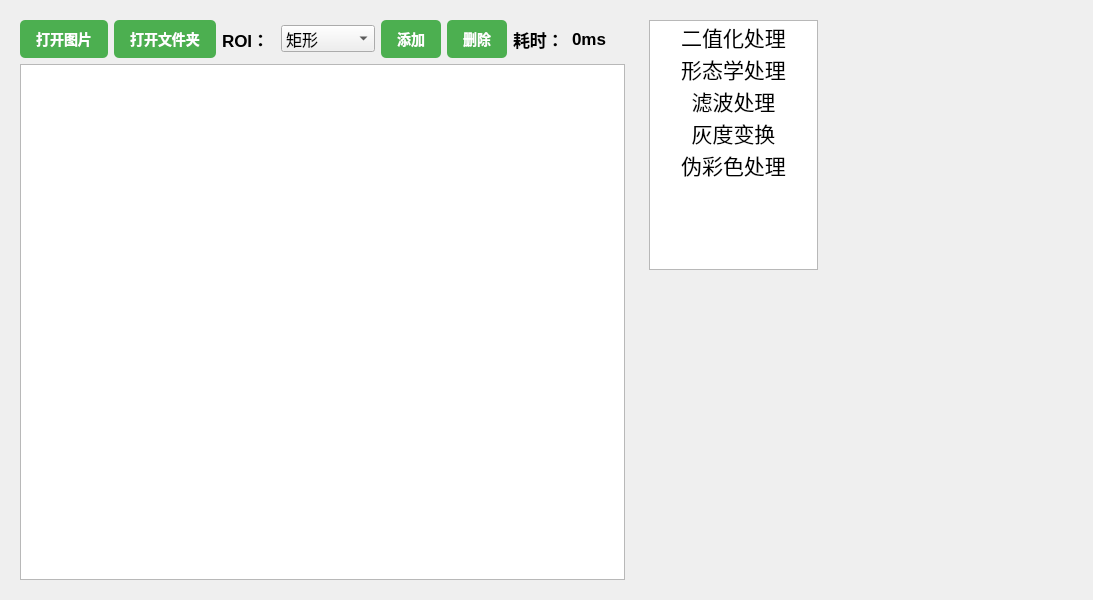
This is widget.ui in sdasffe/opencv as Qt 5 draws it before an edit. The edited form follows.
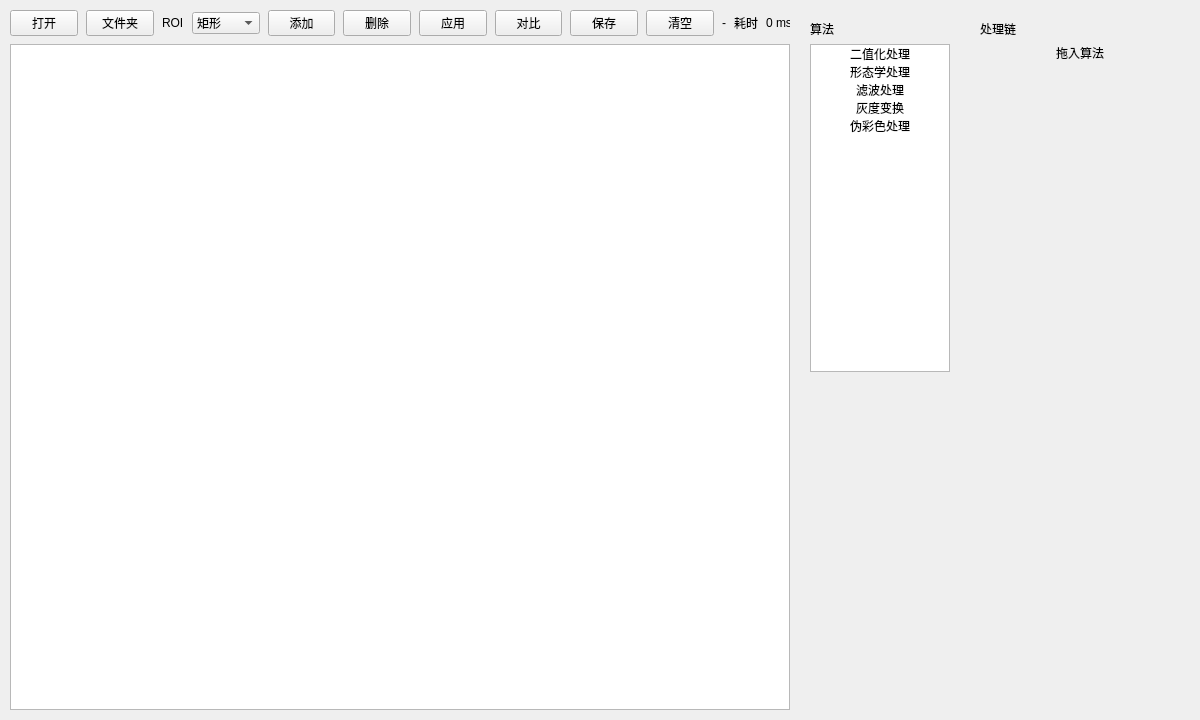
This is the edited form. Custom widgets are drawn as their Qt base class.

What changed in the file:
```diff
--- a/widget.ui
+++ b/widget.ui
@@ -6,54 +6,69 @@
    <rect>
     <x>0</x>
     <y>0</y>
-    <width>1093</width>
-    <height>600</height>
+    <width>1200</width>
+    <height>720</height>
    </rect>
   </property>
-  <property name="font">
-   <font>
-    <pointsize>12</pointsize>
-   </font>
+  <property name="minimumSize">
+   <size>
+    <width>960</width>
+    <height>560</height>
+   </size>
   </property>
   <property name="windowTitle">
    <string>Widget</string>
   </property>
-  <layout class="QHBoxLayout" name="horizontalLayout" stretch="10,3,4">
+  <layout class="QHBoxLayout" name="horizontalLayout" stretch="12,3,4">
+   <property name="spacing">
+    <number>10</number>
+   </property>
+   <property name="leftMargin">
+    <number>10</number>
+   </property>
+   <property name="topMargin">
+    <number>10</number>
+   </property>
+   <property name="rightMargin">
+    <number>10</number>
+   </property>
+   <property name="bottomMargin">
+    <number>10</number>
+   </property>
    <item>
     <widget class="QWidget" name="widget" native="true">
-     <property name="styleSheet">
-      <string notr="true">background: qlineargradient(x1:0, y1:0, x2:0, y2:1,
-    stop:0 #ffffff,
-    stop:1 #f0f0f0);</string>
-     </property>
      <layout class="QVBoxLayout" name="verticalLayout">
+      <property name="spacing">
+       <number>8</number>
+      </property>
+      <property name="leftMargin">
+       <number>0</number>
+      </property>
+      <property name="topMargin">
+       <number>0</number>
+      </property>
+      <property name="rightMargin">
+       <number>0</number>
+      </property>
+      <property name="bottomMargin">
+       <number>0</number>
+      </property>
       <item>
        <layout class="QHBoxLayout" name="horizontalLayout_2">
+        <property name="spacing">
+         <number>8</number>
+        </property>
         <item>
          <widget class="QPushButton" name="pushButton">
           <property name="whatsThis">
            <string>&lt;html&gt;&lt;head/&gt;&lt;body&gt;&lt;p&gt;&lt;br/&gt;&lt;/p&gt;&lt;/body&gt;&lt;/html&gt;</string>
           </property>
-          <property name="styleSheet">
-           <string notr="true">/* 改按钮的字体 */
-QPushButton {
-    font-family: &quot;微软雅黑&quot;;
-    font-size: 14px;
-    font-weight: bold;
-    color: #ffffff;
-    background-color: #4CAF50;
-    border-radius: 5px;
-    padding: 8px 16px;
-}
-
-/* 鼠标悬停效果 */
-QPushButton:hover {
-    background-color: #45a049;
-}</string>
-          </property>
-          <property name="text">
+          <property name="toolTip">
            <string>打开图片</string>
           </property>
+          <property name="text">
+           <string>打开</string>
+          </property>
          </widget>
         </item>
         <item>
@@ -61,38 +76,18 @@
           <property name="whatsThis">
            <string>&lt;html&gt;&lt;head/&gt;&lt;body&gt;&lt;p&gt;&lt;br/&gt;&lt;/p&gt;&lt;/body&gt;&lt;/html&gt;</string>
           </property>
-          <property name="styleSheet">
-           <string notr="true">/* 改按钮的字体 */
-QPushButton {
-    font-family: &quot;微软雅黑&quot;;
-    font-size: 14px;
-    font-weight: bold;
-    color: #ffffff;
-    background-color: #4CAF50;
-    border-radius: 5px;
-    padding: 8px 16px;
-}
-
-/* 鼠标悬停效果 */
-QPushButton:hover {
-    background-color: #45a049;
-}</string>
-          </property>
-          <property name="text">
+          <property name="toolTip">
            <string>打开文件夹</string>
           </property>
+          <property name="text">
+           <string>文件夹</string>
+          </property>
          </widget>
         </item>
         <item>
          <widget class="QLabel" name="label">
-          <property name="font">
-           <font>
-            <pointsize>13</pointsize>
-            <bold>true</bold>
-           </font>
-          </property>
           <property name="text">
-           <string>ROI：</string>
+           <string>ROI</string>
           </property>
          </widget>
         </item>
@@ -117,22 +112,8 @@
         </item>
         <item>
          <widget class="QPushButton" name="pushButton_3">
-          <property name="styleSheet">
-           <string notr="true">/* 改按钮的字体 */
-QPushButton {
-    font-family: &quot;微软雅黑&quot;;
-    font-size: 14px;
-    font-weight: bold;
-    color: #ffffff;
-    background-color: #4CAF50;
-    border-radius: 5px;
-    padding: 8px 16px;
-}
-
-/* 鼠标悬停效果 */
-QPushButton:hover {
-    background-color: #45a049;
-}</string>
+          <property name="cursor">
+           <cursorShape>PointingHandCursor</cursorShape>
           </property>
           <property name="text">
            <string>添加</string>
@@ -141,51 +122,106 @@
         </item>
         <item>
          <widget class="QPushButton" name="deltete">
-          <property name="styleSheet">
-           <string notr="true">/* 改按钮的字体 */
-QPushButton {
-    font-family: &quot;微软雅黑&quot;;
-    font-size: 14px;
-    font-weight: bold;
-    color: #ffffff;
-    background-color: #4CAF50;
-    border-radius: 5px;
-    padding: 8px 16px;
-}
-
-/* 鼠标悬停效果 */
-QPushButton:hover {
-    background-color: #45a049;
-}</string>
+          <property name="cursor">
+           <cursorShape>PointingHandCursor</cursorShape>
+          </property>
+          <property name="toolTip">
+           <string>删除选中 ROI</string>
           </property>
           <property name="text">
            <string>删除</string>
           </property>
          </widget>
         </item>
+        <item>
+         <spacer name="horizontalSpacer">
+          <property name="orientation">
+           <enum>Qt::Orientation::Horizontal</enum>
+          </property>
+          <property name="sizeHint" stdset="0">
+           <size>
+            <width>20</width>
+            <height>20</height>
+           </size>
+          </property>
+         </spacer>
+        </item>
+        <item>
+         <widget class="QPushButton" name="btnApply">
+          <property name="cursor">
+           <cursorShape>PointingHandCursor</cursorShape>
+          </property>
+          <property name="toolTip">
+           <string>按当前 ROI 与处理链重新计算</string>
+          </property>
+          <property name="text">
+           <string>应用</string>
+          </property>
+         </widget>
+        </item>
+        <item>
+         <widget class="QPushButton" name="btnCompare">
+          <property name="cursor">
+           <cursorShape>PointingHandCursor</cursorShape>
+          </property>
+          <property name="toolTip">
+           <string>原图 / 结果切换</string>
+          </property>
+          <property name="text">
+           <string>对比</string>
+          </property>
+          <property name="checkable">
+           <bool>true</bool>
+          </property>
+         </widget>
+        </item>
+        <item>
+         <widget class="QPushButton" name="btnSave">
+          <property name="cursor">
+           <cursorShape>PointingHandCursor</cursorShape>
+          </property>
+          <property name="toolTip">
+           <string>保存处理结果</string>
+          </property>
+          <property name="text">
+           <string>保存</string>
+          </property>
+         </widget>
+        </item>
+        <item>
+         <widget class="QPushButton" name="btnClearChain">
+          <property name="cursor">
+           <cursorShape>PointingHandCursor</cursorShape>
+          </property>
+          <property name="toolTip">
+           <string>清空处理链</string>
+          </property>
+          <property name="text">
+           <string>清空</string>
+          </property>
+         </widget>
+        </item>
+        <item>
+         <widget class="QLabel" name="labelInfo">
+          <property name="toolTip">
+           <string>图片信息</string>
+          </property>
+          <property name="text">
+           <string>-</string>
+          </property>
+         </widget>
+        </item>
         <item>
          <widget class="QLabel" name="label_2">
-          <property name="font">
-           <font>
-            <pointsize>13</pointsize>
-            <bold>true</bold>
-           </font>
-          </property>
           <property name="text">
-           <string>耗时：</string>
+           <string>耗时</string>
           </property>
          </widget>
         </item>
         <item>
          <widget class="QLabel" name="label_3">
-          <property name="font">
-           <font>
-            <pointsize>13</pointsize>
-            <bold>true</bold>
-           </font>
-          </property>
           <property name="text">
-           <string>0ms</string>
+           <string>0 ms</string>
           </property>
          </widget>
         </item>
@@ -199,14 +235,35 @@
    </item>
    <item>
     <widget class="QWidget" name="widget_2" native="true">
-     <property name="styleSheet">
-      <string notr="true">background: qlineargradient(x1:0, y1:0, x2:0, y2:1,
-    stop:0 #f2f2f2,
-    stop:1 #e0e0e0);</string>
+     <property name="minimumSize">
+      <size>
+       <width>160</width>
+       <height>0</height>
+      </size>
      </property>
      <layout class="QVBoxLayout" name="verticalLayout_3">
+      <property name="spacing">
+       <number>6</number>
+      </property>
+      <property name="leftMargin">
+       <number>10</number>
+      </property>
+      <property name="topMargin">
+       <number>10</number>
+      </property>
+      <property name="rightMargin">
+       <number>10</number>
+      </property>
+      <property name="bottomMargin">
+       <number>10</number>
+      </property>
       <item>
-       <layout class="QVBoxLayout" name="verticalLayout_2">
+       <widget class="QLabel" name="algoTitleLabel">
+        <property name="text">
+         <string>算法</string>
+        </property>
+       </widget>
+      </item>
         <item>
          <widget class="MyListWidget" name="listWidget">
           <property name="minimumSize">
@@ -215,18 +272,6 @@
             <height>250</height>
            </size>
           </property>
-          <property name="font">
-           <font>
-            <pointsize>16</pointsize>
-            <kerning>true</kerning>
-            <fontweight>Black</fontweight>
-           </font>
-          </property>
-          <property name="styleSheet">
-           <string notr="true">QListWidget::item {
-    text-align: center;
-    }</string>
-          </property>
           <item>
            <property name="text">
             <string>二值化处理</string>
@@ -277,23 +322,69 @@
           <property name="sizeHint" stdset="0">
            <size>
             <width>20</width>
-            <height>2000</height>
+          <height>40</height>
            </size>
           </property>
          </spacer>
-        </item>
-       </layout>
       </item>
      </layout>
     </widget>
    </item>
    <item>
     <widget class="QWidget" name="widget_3" native="true">
-     <property name="styleSheet">
-      <string notr="true">background: qlineargradient(x1:0, y1:0, x2:0, y2:1,
-    stop:0 #e8e8e8,
-    stop:1 #d0d0d0);</string>
+     <property name="minimumSize">
+      <size>
+       <width>220</width>
+       <height>0</height>
+      </size>
      </property>
+     <layout class="QVBoxLayout" name="blockPanelOuterLayout">
+      <property name="spacing">
+       <number>6</number>
+      </property>
+      <property name="leftMargin">
+       <number>10</number>
+      </property>
+      <property name="topMargin">
+       <number>10</number>
+      </property>
+      <property name="rightMargin">
+       <number>10</number>
+      </property>
+      <property name="bottomMargin">
+       <number>10</number>
+      </property>
+      <item>
+       <widget class="QLabel" name="chainTitleLabel">
+        <property name="text">
+         <string>处理链</string>
+        </property>
+       </widget>
+      </item>
+      <item>
+       <widget class="QLabel" name="chainHintLabel">
+        <property name="text">
+         <string>拖入算法</string>
+        </property>
+        <property name="alignment">
+         <set>Qt::AlignmentFlag::AlignCenter</set>
+        </property>
+       </widget>
+      </item>
+      <item>
+       <spacer name="blockPanelSpacer">
+        <property name="orientation">
+         <enum>Qt::Orientation::Vertical</enum>
+        </property>
+        <property name="sizeHint" stdset="0">
+         <size>
+          <width>20</width>
+          <height>40</height>
+         </size>
+        </property>
+       </spacer>
+      </item>
+     </layout>
     </widget>
    </item>
   </layout>
```
Left out of the diff: 13 changed lines with no effect on the pictures. Lines whose indentation alone changed are shown as unchanged.
